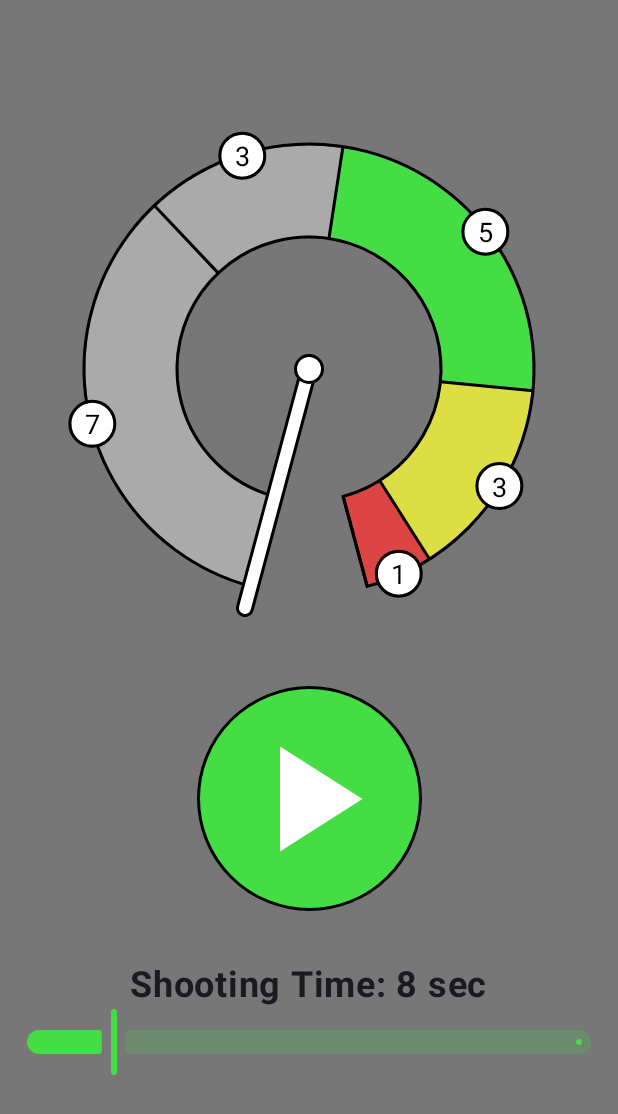
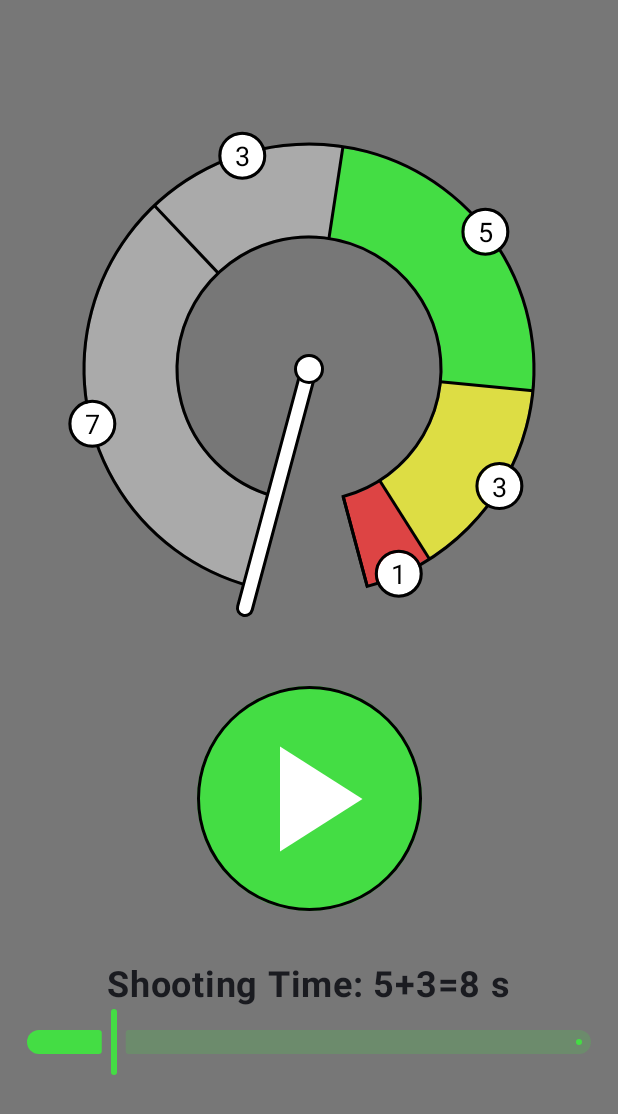
Before and after one commit to carlemil/FieldShootingTimer, an Android app built with Jetpack Compose: the screen it shows after launch (MainActivity), on a phone screen of 412 x 824 dp. Shown: the top 1114 px of the screen. Run offline under Robolectric (Android 15) with nearby library versions, the light colour scheme and no system bars.

```diff
--- a/app/src/main/java/se/kjellstrand/fieldshootingtimer/MainActivity.kt
+++ b/app/src/main/java/se/kjellstrand/fieldshootingtimer/MainActivity.kt
@@ -211,6 +211,8 @@ fun MainScreen() {
             Text(
                 text = stringResource(
                     R.string.shooting_time,
+                    sliderValue.toInt(),
+                    ceaseFireTime.toInt(),
                     (sliderValue + ceaseFireTime).toInt()
                 ),
                 fontWeight = FontWeight.Bold,
--- a/app/src/main/res/values/strings.xml
+++ b/app/src/main/res/values/strings.xml
@@ -1,5 +1,5 @@
 <resources>
-    <string name="app_name">FieldShootingTimer</string>
-    <string name="shooting_time">Shooting Time: %1$d sec</string>
+    <string name="app_name">Field Shooting Timer</string>
+    <string name="shooting_time">Shooting Time: %1$d+%2$d=%3$d s</string>
 
 </resources>
```
Also changed, not shown: 1 other file.
